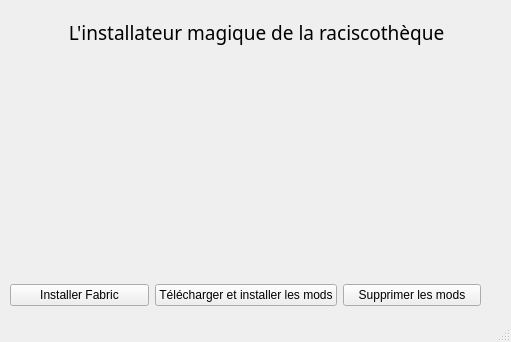
Before: the Qt Designer form modpack_installer.ui in Arthur-UBdx/magic_installer, drawn with Qt 5.
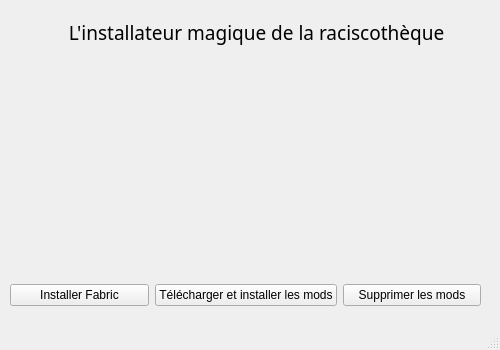
After: the same form once the commit is applied. Icons and pictures are not drawn.

```diff
--- a/modpack_installer.ui
+++ b/modpack_installer.ui
@@ -6,10 +6,28 @@
    <rect>
     <x>0</x>
     <y>0</y>
-    <width>511</width>
-    <height>342</height>
+    <width>500</width>
+    <height>350</height>
    </rect>
   </property>
+  <property name="sizePolicy">
+   <sizepolicy hsizetype="Fixed" vsizetype="Fixed">
+    <horstretch>0</horstretch>
+    <verstretch>0</verstretch>
+   </sizepolicy>
+  </property>
+  <property name="minimumSize">
+   <size>
+    <width>500</width>
+    <height>350</height>
+   </size>
+  </property>
+  <property name="maximumSize">
+   <size>
+    <width>500</width>
+    <height>350</height>
+   </size>
+  </property>
   <property name="windowTitle">
    <string>MainWindow</string>
   </property>
```
